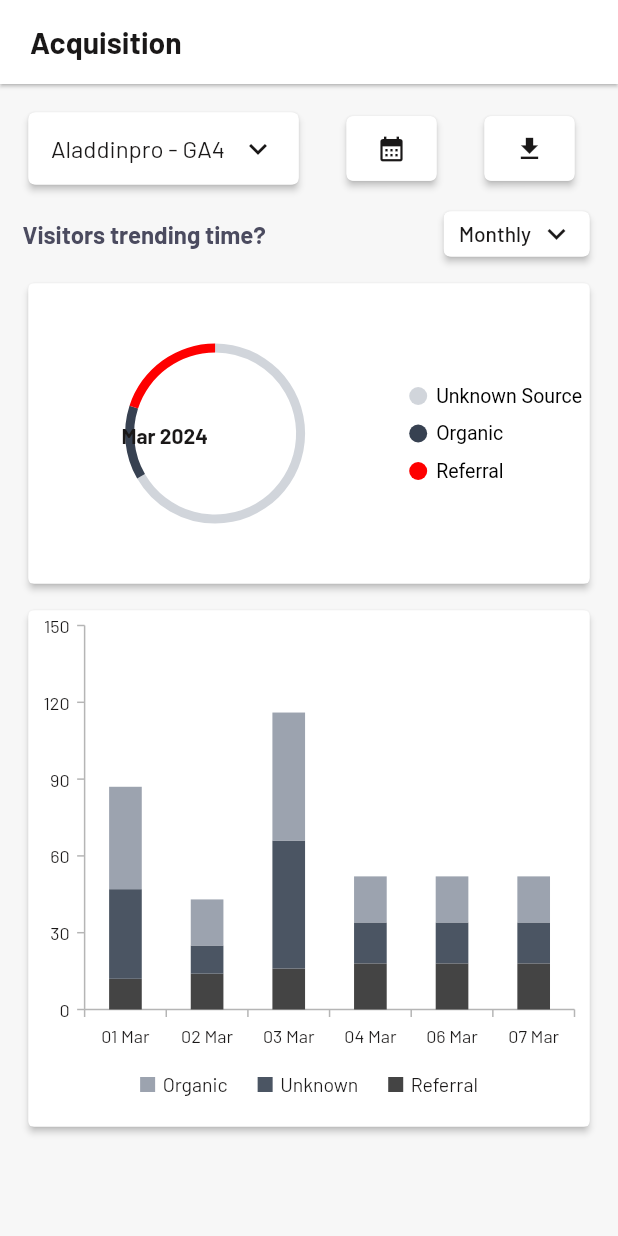
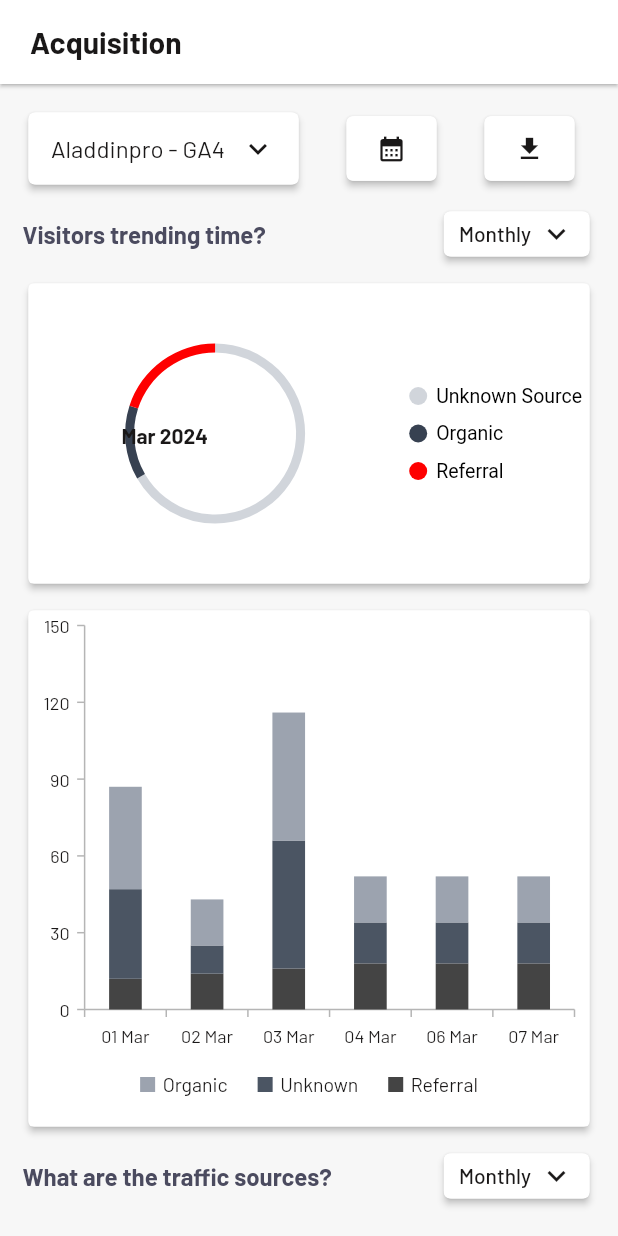
Before and after one commit to mirza-d3x/red_dog, a Flutter app: the AcquisitionScreen screen opened directly, on a phone screen of 412 x 824 dp. Run offline on Flutter 3.47's test engine with Material 3 defaults, Android fonts, the phone set to English and light mode, and no system bars; our stand-ins replace charts_flutter, fl_chart, percent_indicator, syncfusion_flutter_charts; missing offline and left inert: countries_world_map.

Commit message:
creating acquisition screen,added traffic source text

```diff
--- a/lib/features/tabs/acquisition_screen.dart
+++ b/lib/features/tabs/acquisition_screen.dart
@@ -21,6 +21,9 @@ class _AcquisitionScreenState extends State<AcquisitionScreen> {
 
   dynamic peopleTimeDropDown;
   bool isSelectedPeopleFound = false;
+
+  dynamic trafficTimeDropDown;
+  bool isSelectedTrafficTime = false;
 
   late List<WebsiteVisitData> _chartData;
 
@@ -404,6 +407,79 @@ class _AcquisitionScreenState extends State<AcquisitionScreen> {
                   ),
                 ),
 
+                const SizedBox(height: 10),
+
+                Row(
+                  mainAxisAlignment: MainAxisAlignment.spaceBetween,
+                  children: [
+                    Text(
+                      'What are the traffic sources?',
+                      style: normalTextStyle,
+                    ),
+                    Card(
+                      elevation: 2,
+                      child: Container(
+                        height: 30,
+                        // padding: const EdgeInsets.symmetric(vertical: 0, horizontal: 5),
+                        padding: const EdgeInsets.only(left: 10,right: 10),
+                        // margin: const EdgeInsets.symmetric(vertical: 0,horizontal: 0),
+                        decoration: BoxDecoration(
+                          color: whiteColor,
+                          borderRadius: BorderRadius.circular(5),
+                        ),
+                        child: DropdownButtonHideUnderline(
+                          child: DropdownButton(
+                            icon: const Icon(
+                              Icons.keyboard_arrow_down_outlined,
+                              color: blackColor,
+                            ),
+                            // iconSize: 0,
+                            hint: trafficTimeDropDown == null
+                                ? Row(
+                              children: [
+                                Text(
+                                    'Monthly',
+                                    style: durationDropDownTextStyle
+                                ),
+
+                                const SizedBox(width: 5),
+                              ],
+                            )
+                                : Row(
+                              children: [
+                                Text(
+                                    trafficTimeDropDown,
+                                    style: durationDropDownTextStyle
+                                ),
+                                const SizedBox(width: 5),
+                              ],
+                            ),
+                            value: trafficTimeDropDown,
+                            onChanged: (newValue) {
+                              setState(() {
+                                isSelectedTrafficTime = true;
+                                trafficTimeDropDown = newValue;
+                              });
+                            },
+                            items: [
+                              'Weekly',
+                              'Monthly',
+                            ].map((String value) {
+                              return DropdownMenuItem<String>(
+                                value: value,
+                                child: Text(value,
+                                    style: durationDropDownTextStyle
+                                ),
+                              );
+                            }).toList(),
+                          ),
+                        ),
+                      ),
+                    ),
+                  ],
+                ),
+                const SizedBox(height: 10),
+
               ],
             ),
           ),
```
